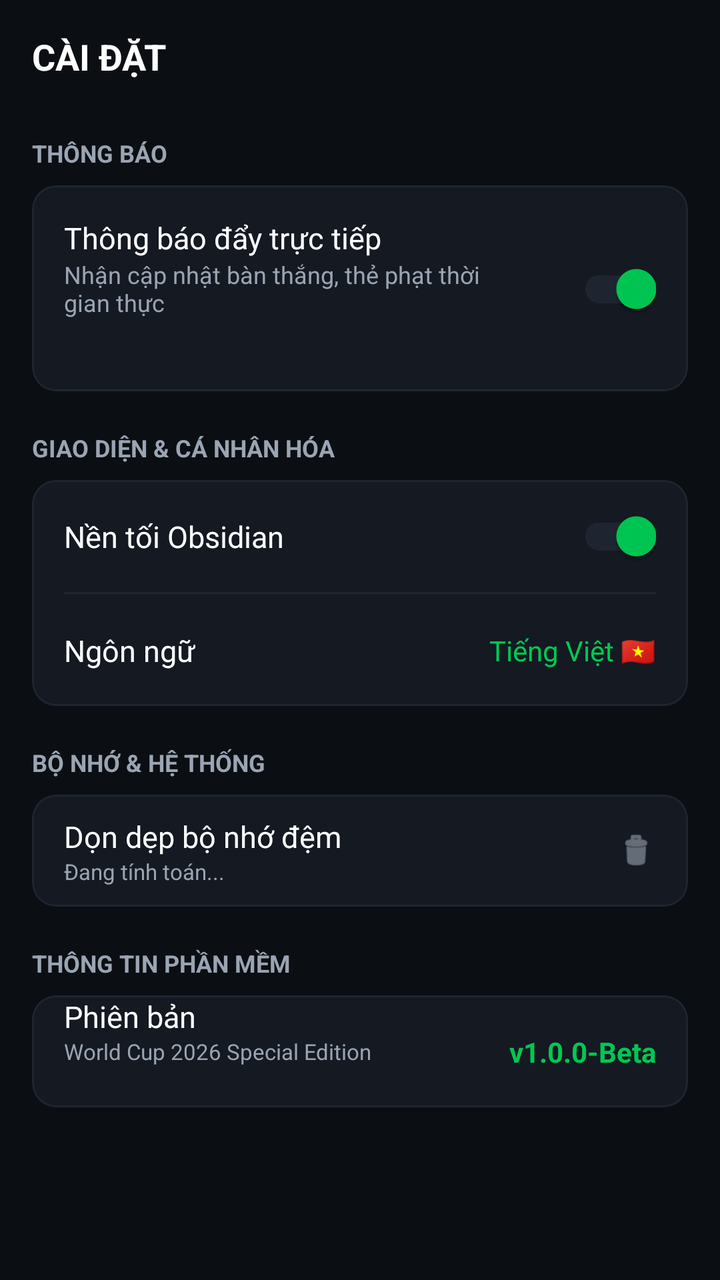
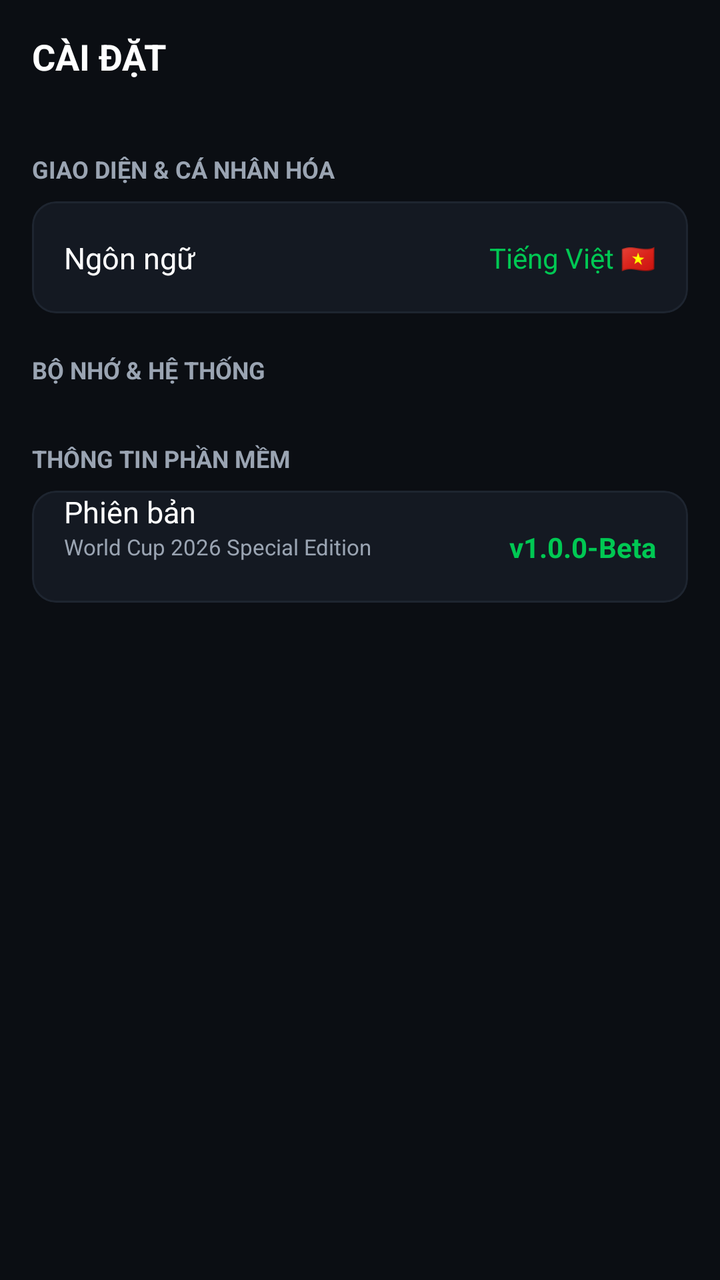

The first picture is an Android layout as it rendered before a commit; the second is the same layout after the commit. The layout source and the unified diff follow.
<!-- AndroidManifest.xml: application theme Theme.MyApplication -->
<!-- res/layout/fragment_setting.xml -->
<?xml version="1.0" encoding="utf-8"?>
<androidx.constraintlayout.widget.ConstraintLayout xmlns:android="http://schemas.android.com/apk/res/android"
    xmlns:app="http://schemas.android.com/apk/res-auto"
    xmlns:tools="http://schemas.android.com/tools"
    android:layout_width="match_parent"
    android:layout_height="match_parent"
    android:background="@color/bg_dark">

    
    <TextView
        android:id="@+id/tvTitle"
        android:layout_width="wrap_content"
        android:layout_height="wrap_content"
        android:layout_marginTop="16dp"
        android:layout_marginStart="16dp"
        android:text="CÀI ĐẶT"
        android:textColor="@color/text_white"
        android:textSize="18sp"
        android:textStyle="bold"
        app:layout_constraintStart_toStartOf="parent"
        app:layout_constraintTop_toTopOf="parent" />

    <ScrollView
        android:layout_width="match_parent"
        android:layout_height="0dp"
        android:layout_marginTop="16dp"
        app:layout_constraintBottom_toBottomOf="parent"
        app:layout_constraintTop_toBottomOf="@id/tvTitle">

        <LinearLayout
            android:layout_width="match_parent"
            android:layout_height="wrap_content"
            android:orientation="vertical"
            android:paddingHorizontal="16dp"
            android:paddingBottom="24dp">

            
            <TextView
                android:layout_width="wrap_content"
                android:layout_height="wrap_content"
                android:layout_marginTop="12dp"
                android:layout_marginBottom="8dp"
                android:text="THÔNG BÁO"
                android:textColor="@color/text_muted"
                android:textSize="12sp"
                android:textStyle="bold" />

            <com.google.android.material.card.MaterialCardView
                android:layout_width="match_parent"
                android:layout_height="wrap_content"
                app:cardBackgroundColor="@color/card_dark"
                app:cardCornerRadius="12dp"
                app:cardElevation="0dp"
                app:strokeColor="@color/divider_dark"
                app:strokeWidth="1dp">

                <LinearLayout
                    android:layout_width="match_parent"
                    android:layout_height="wrap_content"
                    android:orientation="vertical"
                    android:padding="16dp">

                    <androidx.constraintlayout.widget.ConstraintLayout
                        android:layout_width="match_parent"
                        android:layout_height="wrap_content">

                        <TextView
                            android:layout_width="wrap_content"
                            android:layout_height="wrap_content"
                            android:text="Thông báo đẩy trực tiếp"
                            android:textColor="@color/text_white"
                            android:textSize="15sp"
                            app:layout_constraintBottom_toTopOf="@id/tvPushDesc"
                            app:layout_constraintStart_toStartOf="parent"
                            app:layout_constraintTop_toTopOf="parent" />

                        <TextView
                            android:id="@+id/tvPushDesc"
                            android:layout_width="0dp"
                            android:layout_height="wrap_content"
                            android:layout_marginEnd="16dp"
                            android:text="Nhận cập nhật bàn thắng, thẻ phạt thời gian thực"
                            android:textColor="@color/text_muted"
                            android:textSize="12sp"
                            app:layout_constraintBottom_toBottomOf="parent"
                            app:layout_constraintEnd_toStartOf="@id/switchPushNotifications"
                            app:layout_constraintStart_toStartOf="parent"
                            app:layout_constraintTop_toBottomOf="@id/tvPushDesc" />

                        <com.google.android.material.switchmaterial.SwitchMaterial
                            android:id="@+id/switchPushNotifications"
                            android:layout_width="wrap_content"
                            android:layout_height="wrap_content"
                            android:checked="true"
                            app:layout_constraintBottom_toBottomOf="parent"
                            app:layout_constraintEnd_toEndOf="parent"
                            app:layout_constraintTop_toTopOf="parent"
                            app:thumbTint="@color/accent_green"
                            app:trackTint="@color/divider_dark" />

                    </androidx.constraintlayout.widget.ConstraintLayout>

                </LinearLayout>

            </com.google.android.material.card.MaterialCardView>

            
            <TextView
                android:layout_width="wrap_content"
                android:layout_height="wrap_content"
                android:layout_marginTop="20dp"
                android:layout_marginBottom="8dp"
                android:text="GIAO DIỆN &amp; CÁ NHÂN HÓA"
                android:textColor="@color/text_muted"
                android:textSize="12sp"
                android:textStyle="bold" />

            <com.google.android.material.card.MaterialCardView
                android:layout_width="match_parent"
                android:layout_height="wrap_content"
                app:cardBackgroundColor="@color/card_dark"
                app:cardCornerRadius="12dp"
                app:cardElevation="0dp"
                app:strokeColor="@color/divider_dark"
                app:strokeWidth="1dp">

                <LinearLayout
                    android:layout_width="match_parent"
                    android:layout_height="wrap_content"
                    android:orientation="vertical"
                    android:paddingHorizontal="16dp">

                    
                    <androidx.constraintlayout.widget.ConstraintLayout
                        android:layout_width="match_parent"
                        android:layout_height="56dp">

                        <TextView
                            android:layout_width="wrap_content"
                            android:layout_height="wrap_content"
                            android:text="Nền tối Obsidian"
                            android:textColor="@color/text_white"
                            android:textSize="15sp"
                            app:layout_constraintBottom_toBottomOf="parent"
                            app:layout_constraintStart_toStartOf="parent"
                            app:layout_constraintTop_toTopOf="parent" />

                        <com.google.android.material.switchmaterial.SwitchMaterial
                            android:id="@+id/switchDarkMode"
                            android:layout_width="wrap_content"
                            android:layout_height="wrap_content"
                            android:checked="true"
                            app:layout_constraintBottom_toBottomOf="parent"
                            app:layout_constraintEnd_toEndOf="parent"
                            app:layout_constraintTop_toTopOf="parent"
                            app:thumbTint="@color/accent_green"
                            app:trackTint="@color/divider_dark" />

                    </androidx.constraintlayout.widget.ConstraintLayout>

                    <View
                        android:layout_width="match_parent"
                        android:layout_height="1dp"
                        android:background="@color/divider_dark" />

                    
                    <androidx.constraintlayout.widget.ConstraintLayout
                        android:id="@+id/rowLanguage"
                        android:layout_width="match_parent"
                        android:layout_height="56dp"
                        android:background="?android:attr/selectableItemBackground"
                        android:clickable="true"
                        android:focusable="true">

                        <TextView
                            android:layout_width="wrap_content"
                            android:layout_height="wrap_content"
                            android:text="Ngôn ngữ"
                            android:textColor="@color/text_white"
                            android:textSize="15sp"
                            app:layout_constraintBottom_toBottomOf="parent"
                            app:layout_constraintStart_toStartOf="parent"
                            app:layout_constraintTop_toTopOf="parent" />

                        <TextView
                            android:id="@+id/tvLanguageValue"
                            android:layout_width="wrap_content"
                            android:layout_height="wrap_content"
                            android:text="Tiếng Việt 🇻🇳"
                            android:textColor="@color/accent_green"
                            android:textSize="14sp"
                            app:layout_constraintBottom_toBottomOf="parent"
                            app:layout_constraintEnd_toEndOf="parent"
                            app:layout_constraintTop_toTopOf="parent" />

                    </androidx.constraintlayout.widget.ConstraintLayout>

                </LinearLayout>

            </com.google.android.material.card.MaterialCardView>

            
            <TextView
                android:layout_width="wrap_content"
                android:layout_height="wrap_content"
                android:layout_marginTop="20dp"
                android:layout_marginBottom="8dp"
                android:text="BỘ NHỚ &amp; HỆ THỐNG"
                android:textColor="@color/text_muted"
                android:textSize="12sp"
                android:textStyle="bold" />

            <com.google.android.material.card.MaterialCardView
                android:layout_width="match_parent"
                android:layout_height="wrap_content"
                app:cardBackgroundColor="@color/card_dark"
                app:cardCornerRadius="12dp"
                app:cardElevation="0dp"
                app:strokeColor="@color/divider_dark"
                app:strokeWidth="1dp">

                <LinearLayout
                    android:layout_width="match_parent"
                    android:layout_height="wrap_content"
                    android:orientation="vertical"
                    android:paddingHorizontal="16dp">

                    
                    <androidx.constraintlayout.widget.ConstraintLayout
                        android:id="@+id/rowClearCache"
                        android:layout_width="match_parent"
                        android:layout_height="56dp"
                        android:background="?android:attr/selectableItemBackground"
                        android:clickable="true"
                        android:focusable="true">

                        <LinearLayout
                            android:layout_width="wrap_content"
                            android:layout_height="wrap_content"
                            android:orientation="vertical"
                            app:layout_constraintBottom_toBottomOf="parent"
                            app:layout_constraintStart_toStartOf="parent"
                            app:layout_constraintTop_toTopOf="parent">

                            <TextView
                                android:layout_width="wrap_content"
                                android:layout_height="wrap_content"
                                        android:text="Dọn dẹp bộ nhớ đệm"
                                android:textColor="@color/text_white"
                                android:textSize="15sp" />

                            <TextView
                                android:id="@+id/tvCacheSize"
                                android:layout_width="wrap_content"
                                android:layout_height="wrap_content"
                                android:text="Đang tính toán..."
                                android:textColor="@color/text_muted"
                                android:textSize="11sp" />

                        </LinearLayout>

                        <ImageView
                            android:layout_width="20dp"
                            android:layout_height="20dp"
                            android:src="@android:drawable/ic_menu_delete"
                            app:layout_constraintBottom_toBottomOf="parent"
                            app:layout_constraintEnd_toEndOf="parent"
                            app:layout_constraintTop_toTopOf="parent"
                            app:tint="@color/text_muted" />

                    </androidx.constraintlayout.widget.ConstraintLayout>

                </LinearLayout>

            </com.google.android.material.card.MaterialCardView>

            
            <TextView
                android:layout_width="wrap_content"
                android:layout_height="wrap_content"
                android:layout_marginTop="20dp"
                android:layout_marginBottom="8dp"
                android:text="THÔNG TIN PHẦN MỀM"
                android:textColor="@color/text_muted"
                android:textSize="12sp"
                android:textStyle="bold" />

            <com.google.android.material.card.MaterialCardView
                android:layout_width="match_parent"
                android:layout_height="wrap_content"
                app:cardBackgroundColor="@color/card_dark"
                app:cardCornerRadius="12dp"
                app:cardElevation="0dp"
                app:strokeColor="@color/divider_dark"
                app:strokeWidth="1dp">

                <LinearLayout
                    android:layout_width="match_parent"
                    android:layout_height="wrap_content"
                    android:orientation="vertical"
                    android:paddingHorizontal="16dp">

                    
                    <androidx.constraintlayout.widget.ConstraintLayout
                        android:layout_width="match_parent"
                        android:layout_height="56dp">

                        <TextView
                            android:layout_width="wrap_content"
                            android:layout_height="wrap_content"
                            android:text="Phiên bản"
                            android:textColor="@color/text_white"
                            android:textSize="15sp"
                            app:layout_constraintBottom_toTopOf="@id/tvBuildInfo"
                            app:layout_constraintStart_toStartOf="parent"
                            app:layout_constraintTop_toTopOf="parent" />

                        <TextView
                            android:id="@+id/tvBuildInfo"
                            android:layout_width="wrap_content"
                            android:layout_height="wrap_content"
                            android:text="World Cup 2026 Special Edition"
                            android:textColor="@color/text_muted"
                            android:textSize="11sp"
                            app:layout_constraintBottom_toBottomOf="parent"
                            app:layout_constraintStart_toStartOf="parent"
                            app:layout_constraintTop_toBottomOf="@id/tvBuildInfo" />

                        <TextView
                            android:layout_width="wrap_content"
                            android:layout_height="wrap_content"
                            android:text="v1.0.0-Beta"
                            android:textColor="@color/accent_green"
                            android:textSize="14sp"
                            android:textStyle="bold"
                            app:layout_constraintBottom_toBottomOf="parent"
                            app:layout_constraintEnd_toEndOf="parent"
                            app:layout_constraintTop_toTopOf="parent" />

                    </androidx.constraintlayout.widget.ConstraintLayout>

                </LinearLayout>

            </com.google.android.material.card.MaterialCardView>

        </LinearLayout>

    </ScrollView>

</androidx.constraintlayout.widget.ConstraintLayout>
<!-- resources referenced by this layout -->
<resources>
  <color name="accent_green">#00C853</color>
  <color name="bg_dark">#0B0E13</color>
  <color name="card_dark">#141922</color>
  <color name="divider_dark">#1E2530</color>
  <color name="text_muted">#9AA4B2</color>
  <color name="text_white">#FFFFFF</color>
  <style name="Theme.MyApplication" parent="Theme.MaterialComponents.NoActionBar">
          
          <item name="colorPrimary">@color/accent_green</item>
          <item name="colorPrimaryVariant">@color/bg_dark</item>
          <item name="colorOnPrimary">@color/white</item>
          
          <item name="colorSecondary">@color/accent_green_secondary</item>
          <item name="colorSecondaryVariant">@color/accent_green</item>
          <item name="colorOnSecondary">@color/black</item>
          
          <item name="android:statusBarColor">@color/bg_dark</item>
          <item name="android:windowBackground">@color/bg_dark</item>
          <item name="android:navigationBarColor">@color/bg_dark</item>
          
          <item name="android:textColor">@color/text_white</item>
          <item name="android:textColorSecondary">@color/text_muted</item>
      </style>
  <color name="white">#FFFFFFFF</color>
  <color name="accent_green_secondary">#00E676</color>
  <color name="black">#FF000000</color>
</resources>

<!-- the commit's change to res/layout/fragment_setting.xml (unified diff, before → after) -->
@@ -34,75 +34,6 @@
             android:paddingHorizontal="16dp"
             android:paddingBottom="24dp">
 
-            
-            <TextView
-                android:layout_width="wrap_content"
-                android:layout_height="wrap_content"
-                android:layout_marginTop="12dp"
-                android:layout_marginBottom="8dp"
-                android:text="THÔNG BÁO"
-                android:textColor="@color/text_muted"
-                android:textSize="12sp"
-                android:textStyle="bold" />
-
-            <com.google.android.material.card.MaterialCardView
-                android:layout_width="match_parent"
-                android:layout_height="wrap_content"
-                app:cardBackgroundColor="@color/card_dark"
-                app:cardCornerRadius="12dp"
-                app:cardElevation="0dp"
-                app:strokeColor="@color/divider_dark"
-                app:strokeWidth="1dp">
-
-                <LinearLayout
-                    android:layout_width="match_parent"
-                    android:layout_height="wrap_content"
-                    android:orientation="vertical"
-                    android:padding="16dp">
-
-                    <androidx.constraintlayout.widget.ConstraintLayout
-                        android:layout_width="match_parent"
-                        android:layout_height="wrap_content">
-
-                        <TextView
-                            android:layout_width="wrap_content"
-                            android:layout_height="wrap_content"
-                            android:text="Thông báo đẩy trực tiếp"
-                            android:textColor="@color/text_white"
-                            android:textSize="15sp"
-                            app:layout_constraintBottom_toTopOf="@id/tvPushDesc"
-                            app:layout_constraintStart_toStartOf="parent"
-                            app:layout_constraintTop_toTopOf="parent" />
-
-                        <TextView
-                            android:id="@+id/tvPushDesc"
-                            android:layout_width="0dp"
-                            android:layout_height="wrap_content"
-                            android:layout_marginEnd="16dp"
-                            android:text="Nhận cập nhật bàn thắng, thẻ phạt thời gian thực"
-                            android:textColor="@color/text_muted"
-                            android:textSize="12sp"
-                            app:layout_constraintBottom_toBottomOf="parent"
-                            app:layout_constraintEnd_toStartOf="@id/switchPushNotifications"
-                            app:layout_constraintStart_toStartOf="parent"
-                            app:layout_constraintTop_toBottomOf="@id/tvPushDesc" />
-
-                        <com.google.android.material.switchmaterial.SwitchMaterial
-                            android:id="@+id/switchPushNotifications"
-                            android:layout_width="wrap_content"
-                            android:layout_height="wrap_content"
-                            android:checked="true"
-                            app:layout_constraintBottom_toBottomOf="parent"
-                            app:layout_constraintEnd_toEndOf="parent"
-                            app:layout_constraintTop_toTopOf="parent"
-                            app:thumbTint="@color/accent_green"
-                            app:trackTint="@color/divider_dark" />
-
-                    </androidx.constraintlayout.widget.ConstraintLayout>
-
-                </LinearLayout>
-
-            </com.google.android.material.card.MaterialCardView>
 
             
             <TextView
@@ -129,39 +60,6 @@
                     android:layout_height="wrap_content"
                     android:orientation="vertical"
                     android:paddingHorizontal="16dp">
-
-                    
-                    <androidx.constraintlayout.widget.ConstraintLayout
-                        android:layout_width="match_parent"
-                        android:layout_height="56dp">
-
-                        <TextView
-                            android:layout_width="wrap_content"
-                            android:layout_height="wrap_content"
-                            android:text="Nền tối Obsidian"
-                            android:textColor="@color/text_white"
-                            android:textSize="15sp"
-                            app:layout_constraintBottom_toBottomOf="parent"
-                            app:layout_constraintStart_toStartOf="parent"
-                            app:layout_constraintTop_toTopOf="parent" />
-
-                        <com.google.android.material.switchmaterial.SwitchMaterial
-                            android:id="@+id/switchDarkMode"
-                            android:layout_width="wrap_content"
-                            android:layout_height="wrap_content"
-                            android:checked="true"
-                            app:layout_constraintBottom_toBottomOf="parent"
-                            app:layout_constraintEnd_toEndOf="parent"
-                            app:layout_constraintTop_toTopOf="parent"
-                            app:thumbTint="@color/accent_green"
-                            app:trackTint="@color/divider_dark" />
-
-                    </androidx.constraintlayout.widget.ConstraintLayout>
-
-                    <View
-                        android:layout_width="match_parent"
-                        android:layout_height="1dp"
-                        android:background="@color/divider_dark" />
 
                     
                     <androidx.constraintlayout.widget.ConstraintLayout
@@ -210,69 +108,6 @@
                 android:textSize="12sp"
                 android:textStyle="bold" />
 
-            <com.google.android.material.card.MaterialCardView
-                android:layout_width="match_parent"
-                android:layout_height="wrap_content"
-                app:cardBackgroundColor="@color/card_dark"
-                app:cardCornerRadius="12dp"
-                app:cardElevation="0dp"
-                app:strokeColor="@color/divider_dark"
-                app:strokeWidth="1dp">
-
-                <LinearLayout
-                    android:layout_width="match_parent"
-                    android:layout_height="wrap_content"
-                    android:orientation="vertical"
-                    android:paddingHorizontal="16dp">
-
-                    
-                    <androidx.constraintlayout.widget.ConstraintLayout
-                        android:id="@+id/rowClearCache"
-                        android:layout_width="match_parent"
-                        android:layout_height="56dp"
-                        android:background="?android:attr/selectableItemBackground"
-                        android:clickable="true"
-                        android:focusable="true">
-
-                        <LinearLayout
-                            android:layout_width="wrap_content"
-                            android:layout_height="wrap_content"
-                            android:orientation="vertical"
-                            app:layout_constraintBottom_toBottomOf="parent"
-                            app:layout_constraintStart_toStartOf="parent"
-                            app:layout_constraintTop_toTopOf="parent">
-
-                            <TextView
-                                android:layout_width="wrap_content"
-                                android:layout_height="wrap_content"
-                                        android:text="Dọn dẹp bộ nhớ đệm"
-                                android:textColor="@color/text_white"
-                                android:textSize="15sp" />
-
-                            <TextView
-                                android:id="@+id/tvCacheSize"
-                                android:layout_width="wrap_content"
-                                android:layout_height="wrap_content"
-                                android:text="Đang tính toán..."
-                                android:textColor="@color/text_muted"
-                                android:textSize="11sp" />
-
-                        </LinearLayout>
-
-                        <ImageView
-                            android:layout_width="20dp"
-                            android:layout_height="20dp"
-                            android:src="@android:drawable/ic_menu_delete"
-                            app:layout_constraintBottom_toBottomOf="parent"
-                            app:layout_constraintEnd_toEndOf="parent"
-                            app:layout_constraintTop_toTopOf="parent"
-                            app:tint="@color/text_muted" />
-
-                    </androidx.constraintlayout.widget.ConstraintLayout>
-
-                </LinearLayout>
-
-            </com.google.android.material.card.MaterialCardView>
 
             
             <TextView
